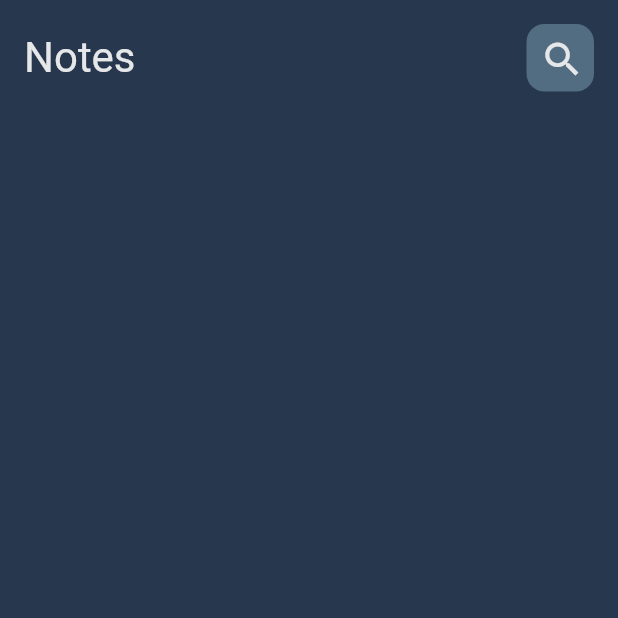
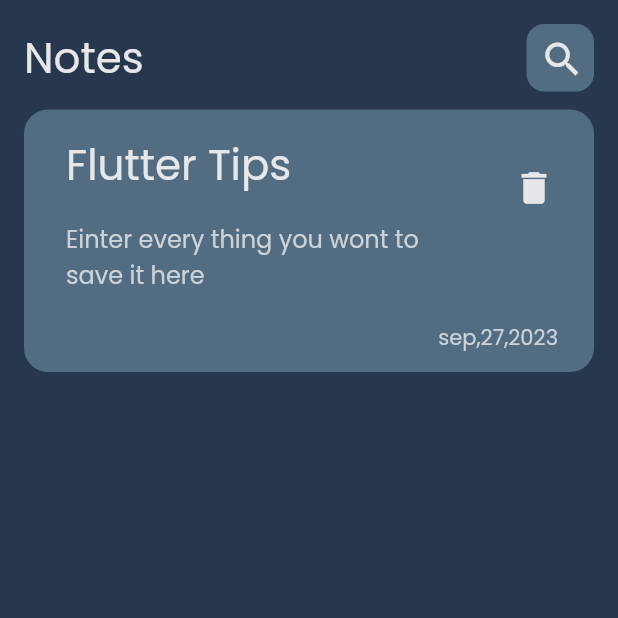
Before and after one commit to MohamedMohamedSaleh/notes_app, a Flutter app: the screen it shows after launch, on a phone screen of 412 x 824 dp, the top half of it. Run offline on Flutter 3.47's test engine with Material 2 defaults, Android fonts, the phone set to English and light mode, and no system bars.

Commit message:
create custom item note

```diff
--- a/lib/constants/colors.dart
+++ b/lib/constants/colors.dart
@@ -3,4 +3,4 @@ import 'package:flutter/material.dart';
 Color myBlack = const Color.fromARGB(255, 39, 55, 77);
 Color myWhite = const Color.fromARGB(255, 230, 231, 233);
 Color myBlackMix = const Color.fromARGB(255, 82, 109, 130);
-Color myBlackLight = const Color.fromARGB(255, 157, 178, 191);
+Color myBlackLight = Color.fromARGB(255, 204, 211, 216);
--- a/lib/main.dart
+++ b/lib/main.dart
@@ -13,12 +13,13 @@ class NotesApp extends StatelessWidget {
   @override
   Widget build(BuildContext context) {
     return MaterialApp(
-        debugShowCheckedModeBanner: false,
+      debugShowCheckedModeBanner: false,
       theme: ThemeData(
-        scaffoldBackgroundColor: myBlack ,
+        scaffoldBackgroundColor: myBlack,
         brightness: Brightness.dark,
+        fontFamily: 'Poppins',
       ),
-      home:  NotesView(),
+      home: const NotesView(),
     );
   }
 }
--- a/lib/views/widgets/custom_app_bar.dart
+++ b/lib/views/widgets/custom_app_bar.dart
@@ -8,7 +8,9 @@ class CustomAppBar extends StatelessWidget {
 
   @override
   Widget build(BuildContext context) {
-    return Row(
+    return Padding(
+      padding: const EdgeInsets.only(bottom: 12),
+      child: Row(
           mainAxisAlignment: MainAxisAlignment.spaceBetween,
         children: [
           Text(
@@ -18,6 +20,7 @@ class CustomAppBar extends StatelessWidget {
 
            const CustomSearchIcon(),
         ],
+      ),
     );
   }
 }
--- /dev/null
+++ b/lib/views/widgets/custom_item_note.dart
@@ -0,0 +1,55 @@
+import 'package:flutter/material.dart';
+
+import '../../constants/colors.dart';
+
+class CustomItemNote extends StatelessWidget {
+  const CustomItemNote({super.key});
+
+  @override
+  Widget build(BuildContext context) {
+    return Container(
+      padding: const EdgeInsets.only(bottom: 12, left: 12, top: 12),
+      decoration: BoxDecoration(
+        borderRadius: BorderRadius.circular(16),
+        color: myBlackMix,
+      ),
+      child: Column(crossAxisAlignment: CrossAxisAlignment.end, children: [
+        ListTile(
+          title: Text(
+            'Flutter Tips',
+            style: TextStyle(
+              fontSize: 28,
+              color: myWhite,
+            ),
+          ),
+          subtitle: Padding(
+            padding: const EdgeInsets.only(
+              bottom: 16,
+              top: 16,
+            ),
+            child: Text(
+              "Einter every thing you wont to save it here",
+              style: TextStyle(
+                color: myBlackLight,
+                fontSize: 16,
+              ),
+            ),
+          ),
+          trailing: IconButton(
+            onPressed: () {},
+            icon: Icon(
+              Icons.delete,
+              size: 28,
+              color: myWhite,
+            ),
+          ),
+        ),
+        Padding(
+          padding: const EdgeInsets.only(right: 24),
+          child: Text("sep,27,2023",
+              style: TextStyle(fontSize: 14, color: myBlackLight)),
+        ),
+      ]),
+    );
+  }
+}
--- a/lib/views/widgets/notes_view_body.dart
+++ b/lib/views/widgets/notes_view_body.dart
@@ -1,5 +1,8 @@
 import 'package:flutter/material.dart';
 import 'package:notes_app/views/widgets/custom_app_bar.dart';
+
+
+import 'custom_item_note.dart';
 
 class NotesViewBody extends StatelessWidget {
   const NotesViewBody({super.key});
@@ -9,7 +12,10 @@ class NotesViewBody extends StatelessWidget {
     return const Padding(
       padding: EdgeInsets.all(16),
       child: Column(
-        children: [CustomAppBar()],
+        children: [
+          CustomAppBar(),
+          CustomItemNote(),
+        ],
       ),
     );
   }
```
Also changed, not shown: pubspec.yaml (+4 -4 lines), assets/fonts/Poppins-Regular.ttf (added), lib/views/widgets/custom_container_listview.dart (added). Lines whose indentation alone changed are shown as unchanged.
